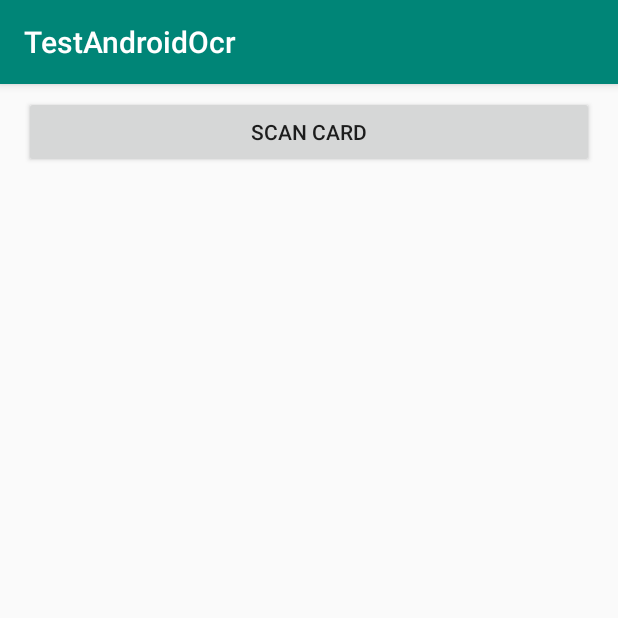
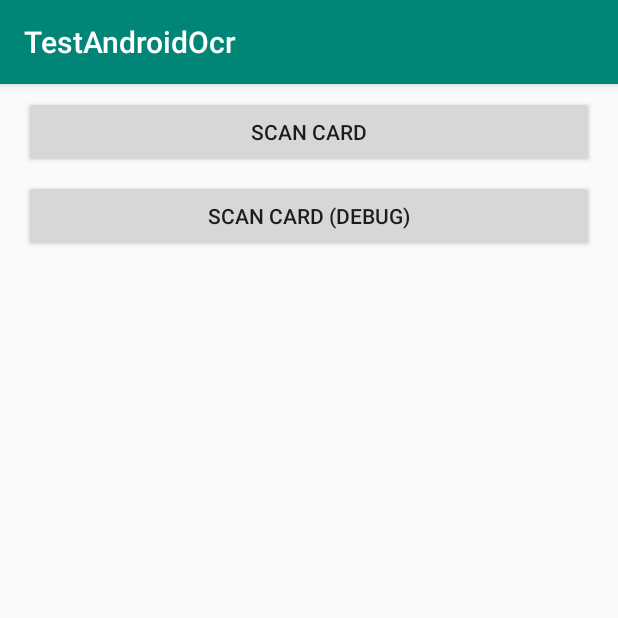
Before and after one commit to getbouncer/cardscan-android, an Android app: the screen it shows after launch (LaunchActivity), on a phone screen of 412 x 824 dp, the top half of it. Run offline under Robolectric (Android 15) with nearby library versions, the phone set to English and light mode, and no system bars.

Commit message:
Add debug window + center field exceptions

```diff
--- a/app/src/main/java/com/example/testandroidocr/LaunchActivity.java
+++ b/app/src/main/java/com/example/testandroidocr/LaunchActivity.java
@@ -19,12 +19,17 @@ public class LaunchActivity extends AppCompatActivity implements View.OnClickLis
         setContentView(R.layout.activity_launch);
 
         findViewById(R.id.scan_button).setOnClickListener(this);
+        findViewById(R.id.scanCardDebug).setOnClickListener(this);
     }
 
     @Override
     public void onClick(View v) {
         if (v.getId() == R.id.scan_button) {
             startActivityForResult(new Intent(this, ScanActivity.class), 1234);
+        } else if (v.getId() == R.id.scanCardDebug) {
+            Intent intent = new Intent(this, ScanActivity.class);
+            intent.putExtra("debug", true);
+            startActivityForResult(intent, 1234);
         }
     }
 
--- a/app/src/main/res/layout/activity_launch.xml
+++ b/app/src/main/res/layout/activity_launch.xml
@@ -19,4 +19,16 @@
         app:layout_constraintStart_toStartOf="parent"
         app:layout_constraintTop_toTopOf="parent" />
 
+    <Button
+        android:id="@+id/scanCardDebug"
+        android:layout_width="0dp"
+        android:layout_height="wrap_content"
+        android:layout_marginStart="16dp"
+        android:layout_marginTop="8dp"
+        android:layout_marginEnd="16dp"
+        android:text="@string/scan_card_debug"
+        app:layout_constraintEnd_toEndOf="parent"
+        app:layout_constraintStart_toStartOf="parent"
+        app:layout_constraintTop_toBottomOf="@+id/scan_button" />
+
 </android.support.constraint.ConstraintLayout>
--- a/app/src/main/res/values/strings.xml
+++ b/app/src/main/res/values/strings.xml
@@ -2,4 +2,5 @@
     <string name="app_name">TestAndroidOcr</string>
     <string name="picture">Picture</string>
     <string name="description_info">Info</string>
+    <string name="scan_card_debug">Scan Card (Debug)</string>
 </resources>
--- a/build.gradle
+++ b/build.gradle
@@ -7,7 +7,7 @@ buildscript {
 
     }
     dependencies {
-        classpath 'com.android.tools.build:gradle:3.4.0'
+        classpath 'com.android.tools.build:gradle:3.4.1'
 
         // NOTE: Do not place your application dependencies here; they belong
         // in the individual module build.gradle files
--- a/cardscan/build.gradle
+++ b/cardscan/build.gradle
@@ -51,7 +51,7 @@ ext {
     siteUrl = 'https://github.com/getbouncer/cardscan-android'
     gitUrl = 'https://github.com/getbouncer/cardscan-android.git'
 
-    libraryVersion = '1.0.4003'
+    libraryVersion = '1.0.4004'
 
     developerId = 'kingst'
     developerName = 'Sam King'
--- a/cardscan/src/main/java/com/getbouncer/cardscan/ImageClassifier.java
+++ b/cardscan/src/main/java/com/getbouncer/cardscan/ImageClassifier.java
@@ -151,6 +151,7 @@ public abstract class ImageClassifier {
         MappedByteBuffer result = fileChannel.map(FileChannel.MapMode.READ_ONLY, startOffset,
                 declaredLength);
         inputStream.close();
+        fileDescriptor.close();
         return result;
     }
 
--- a/cardscan/src/main/java/com/getbouncer/cardscan/Ocr.java
+++ b/cardscan/src/main/java/com/getbouncer/cardscan/Ocr.java
@@ -1,6 +1,5 @@
 package com.getbouncer.cardscan;
 
-import android.app.Activity;
 import android.content.Context;
 import android.graphics.Bitmap;
 
@@ -9,6 +8,9 @@ import java.util.ArrayList;
 import java.util.Collections;
 import java.util.List;
 
+/**
+ * This class is not thread safe, make sure that all methods run on the same thread.
+ */
 public class Ocr {
     private static FindFourModel findFour = null;
     private static RecognizedDigitsModel recognizedDigitsModel = null;
--- a/cardscan/src/main/java/com/getbouncer/cardscan/ui/OnScanListener.java
+++ b/cardscan/src/main/java/com/getbouncer/cardscan/ui/OnScanListener.java
@@ -7,7 +7,7 @@ import com.getbouncer.cardscan.Expiry;
 
 import java.util.List;
 
-public interface OnScanListener {
-    public void onPrediction(final String number, final Expiry expiry, final Bitmap bitmap,
-                             final List<DetectedBox> digitBoxes, final DetectedBox expiryBox);
+interface OnScanListener {
+    void onPrediction(final String number, final Expiry expiry, final Bitmap bitmap,
+                      final List<DetectedBox> digitBoxes, final DetectedBox expiryBox);
 }
```
Also changed, not shown: cardscan/src/main/java/com/getbouncer/cardscan/ui/MachineLearningThread.java (+19 -5 lines), cardscan/src/main/java/com/getbouncer/cardscan/ui/ScanActivity.java (+15 -1 lines).
